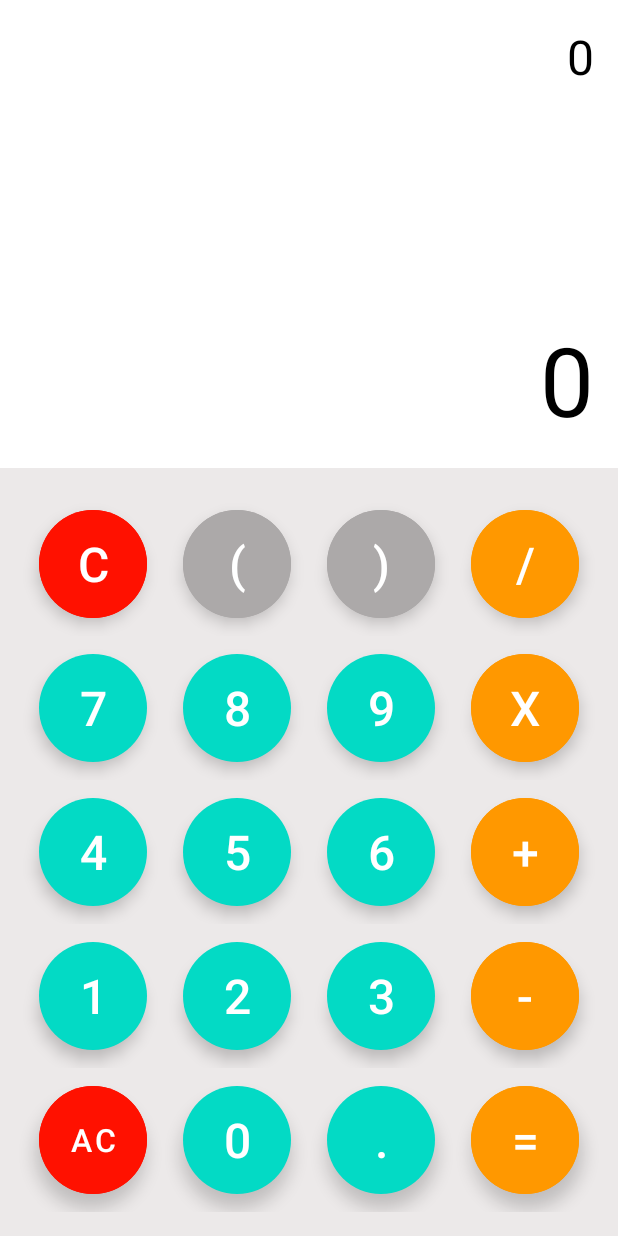
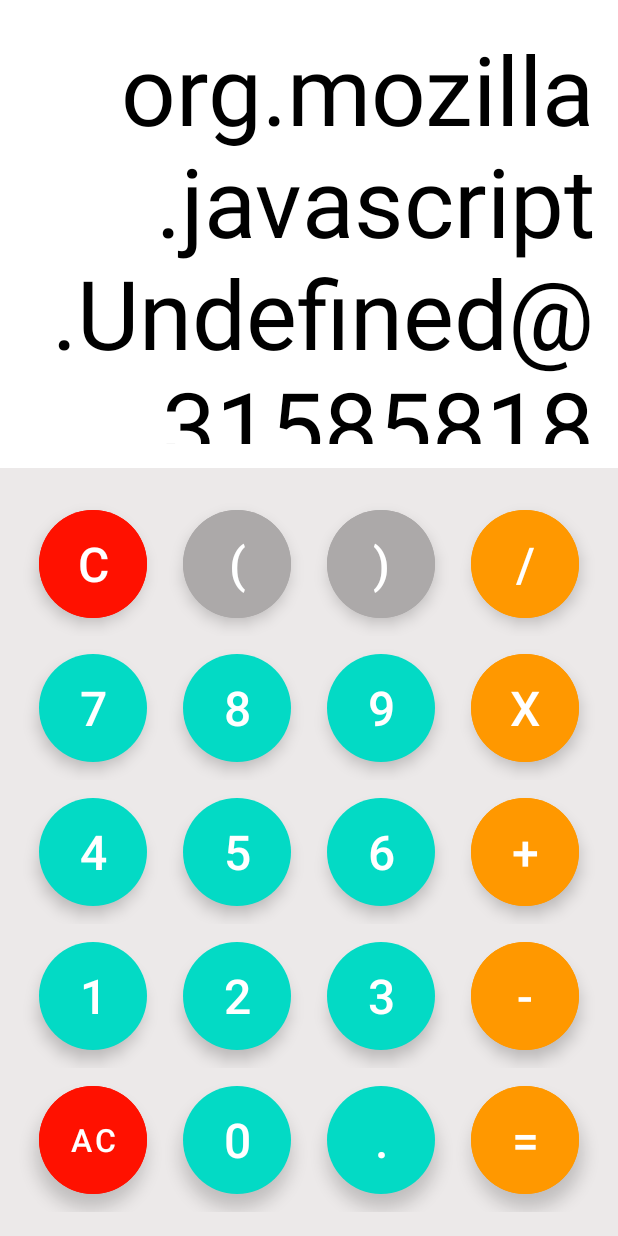
Before and after one commit to menabaddo/Simple_Calculator, an Android app: the screen it shows after launch (MainActivity), after a tap on an icon or button, on a phone screen of 412 x 824 dp. Run offline under Robolectric (Android 15) with nearby library versions, the phone set to English and light mode, and no system bars.

```diff
--- a/app/build.gradle
+++ b/app/build.gradle
@@ -33,6 +33,7 @@ dependencies {
     implementation 'androidx.appcompat:appcompat:1.4.2'
     implementation 'com.google.android.material:material:1.6.1'
     implementation 'androidx.constraintlayout:constraintlayout:2.1.4'
+    implementation 'com.faendir.rhino:rhino-android:1.5.2'
     testImplementation 'junit:junit:4.+'
     androidTestImplementation 'androidx.test.ext:junit:1.1.3'
     androidTestImplementation 'androidx.test.espresso:espresso-core:3.4.0'
--- a/app/src/main/java/com/example/simplecalculator/MainActivity.java
+++ b/app/src/main/java/com/example/simplecalculator/MainActivity.java
@@ -7,6 +7,9 @@ import android.view.View;
 import android.widget.TextView;
 
 import com.google.android.material.button.MaterialButton;
+import org.mozilla.javascript.Context;
+import org.mozilla.javascript.Scriptable;
+
 
 public class MainActivity extends AppCompatActivity implements View.OnClickListener {
 
@@ -15,6 +18,7 @@ public class MainActivity extends AppCompatActivity implements View.OnClickListe
     MaterialButton buttonDivide, buttonMultiply, buttonPlus, buttonMinus, buttonEquals;
     MaterialButton button0, button1, button2, button3, button4, button5, button6, button7, button8, button9;
     MaterialButton buttonAC, buttonDot;
+    String buttonText;
 
 
     @Override
@@ -53,6 +57,65 @@ public class MainActivity extends AppCompatActivity implements View.OnClickListe
 
     @Override
     public void onClick(View view) {
+        MaterialButton button = (MaterialButton) view; //whatever button is clicked
+
+        if (button.equals(buttonMultiply)) {
+           buttonText = "*";
+
+        }else {
+            buttonText = button.getText().toString();// it will get the text assigned initially to the button
+        }
+        String dataToCalculate = solutionTv.getText().toString();
+
+        if(buttonText.equals("AC")){
+            solutionTv.setText("");
+            resultTv.setText("0");
+            return;
+        }
+        if(buttonText.equals("=")){
+            solutionTv.setText(resultTv.getText());
+            return;
+        }
+        if(buttonText.equals("C")){
+            dataToCalculate = dataToCalculate.substring(0, dataToCalculate.length()-1);
+        }
+
+
+        else{
+            dataToCalculate = dataToCalculate+buttonText;
+
+        }
+
+        solutionTv.setText(dataToCalculate);
+
+        String finalResult = getResult(dataToCalculate);
+
+
+        if(!finalResult.equals("Err")){
+            resultTv.setText(finalResult);
+        }
+
+
+
+
+
+    }
+
+    String getResult(String data) {
+        try {
+            Context context = Context.enter();
+            context.setOptimizationLevel(-1);
+            Scriptable scriptable = context.initStandardObjects();
+        String finalResult =    context.evaluateString(scriptable,data, "Javascript", 1, null).toString();
+            if (finalResult.endsWith(".0")) {
+                finalResult = finalResult.replace(".0", "");
+
+            }
+        return finalResult;
+        } catch (Exception e) {
+            return  "Err";
+
+        }
 
     }
 }
```
